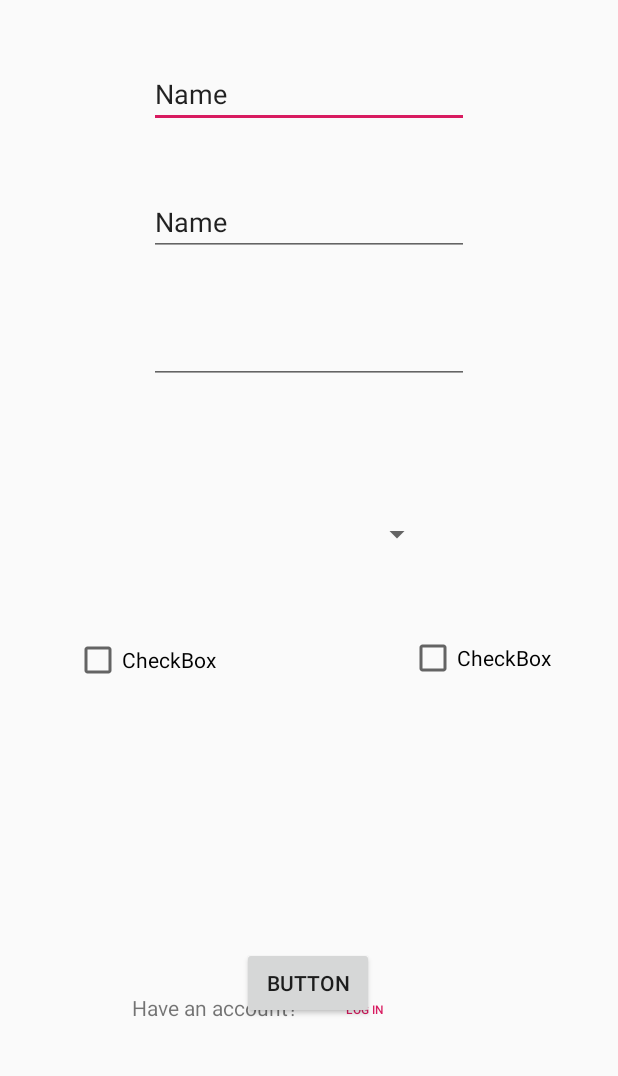
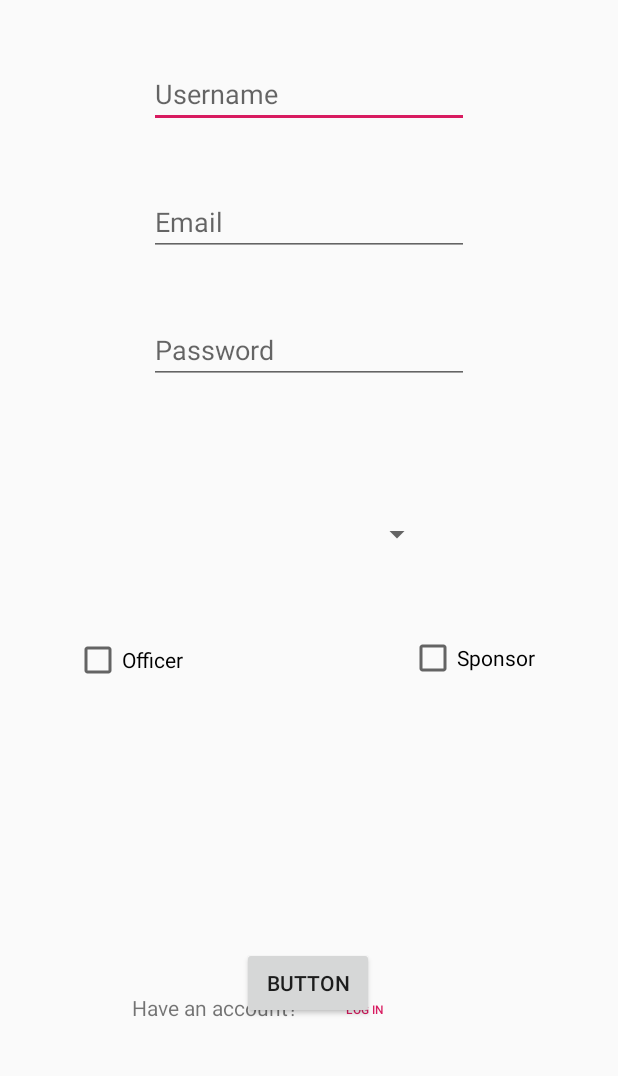
Before and after one commit to jen-rich/TutorSignUp, an Android app: the layout activity_create_account.xml on its own in the app's theme, with its tools: preview values and no code run, on a phone screen of 412 x 824 dp, the part 61-1137 px from its top. Run offline under Robolectric (Android 15) with nearby library versions, the phone set to English and light mode, and no system bars.

Commit message:
Sign Up Fragment Created

```diff
--- /dev/null
+++ b/app/src/main/java/com/example/choco/tutorsignup/LoginFragment.java
@@ -0,0 +1,4 @@
+package com.example.choco.tutorsignup;
+
+public class LoginFragment {
+}
--- a/app/src/main/res/layout/activity_create_account.xml
+++ b/app/src/main/res/layout/activity_create_account.xml
@@ -20,21 +20,21 @@
         app:layout_constraintTop_toTopOf="parent" />
 
     <EditText
-        android:id="@+id/editText7"
+        android:id="@+id/username"
         android:layout_width="wrap_content"
         android:layout_height="wrap_content"
         android:layout_marginStart="8dp"
         android:layout_marginTop="40dp"
         android:layout_marginEnd="8dp"
         android:ems="10"
+        android:hint="Username"
         android:inputType="textPersonName"
-        android:text="Name"
         app:layout_constraintEnd_toEndOf="parent"
         app:layout_constraintStart_toStartOf="parent"
         app:layout_constraintTop_toBottomOf="@+id/create" />
 
     <EditText
-        android:id="@+id/editText8"
+        android:id="@+id/password"
         android:layout_width="wrap_content"
         android:layout_height="wrap_content"
         android:layout_marginStart="8dp"
@@ -42,29 +42,30 @@
         android:layout_marginEnd="8dp"
         android:layout_marginBottom="8dp"
         android:ems="10"
+        android:hint="Password"
         android:inputType="textPassword"
         app:layout_constraintBottom_toBottomOf="parent"
         app:layout_constraintEnd_toEndOf="parent"
         app:layout_constraintStart_toStartOf="parent"
-        app:layout_constraintTop_toBottomOf="@+id/editText9"
+        app:layout_constraintTop_toBottomOf="@+id/email"
         app:layout_constraintVertical_bias="0.0" />
 
     <EditText
-        android:id="@+id/editText9"
+        android:id="@+id/email"
         android:layout_width="wrap_content"
         android:layout_height="wrap_content"
         android:layout_marginStart="8dp"
         android:layout_marginTop="40dp"
         android:layout_marginEnd="8dp"
         android:ems="10"
+        android:hint="Email"
         android:inputType="textPersonName"
-        android:text="Name"
         app:layout_constraintEnd_toEndOf="parent"
         app:layout_constraintStart_toStartOf="parent"
-        app:layout_constraintTop_toBottomOf="@+id/editText7" />
+        app:layout_constraintTop_toBottomOf="@+id/username" />
 
     <Button
-        android:id="@+id/button"
+        android:id="@+id/signUp"
         style="@style/Widget.AppCompat.Button"
         android:layout_width="wrap_content"
         android:layout_height="wrap_content"
@@ -78,46 +79,47 @@
         app:layout_constraintStart_toStartOf="parent" />
 
     <Spinner
-        android:id="@+id/spinner"
+        android:id="@+id/accountType"
         android:layout_width="165dp"
         android:layout_height="29dp"
         android:layout_marginStart="8dp"
         android:layout_marginTop="8dp"
         android:layout_marginEnd="8dp"
         android:layout_marginBottom="8dp"
-        app:layout_constraintBottom_toTopOf="@+id/button"
+        android:entries="@array/type_array"
+        app:layout_constraintBottom_toTopOf="@+id/signUp"
         app:layout_constraintEnd_toEndOf="parent"
         app:layout_constraintStart_toStartOf="parent"
-        app:layout_constraintTop_toBottomOf="@+id/editText8"
+        app:layout_constraintTop_toBottomOf="@+id/password"
         app:layout_constraintVertical_bias="0.235" />
 
     <CheckBox
-        android:id="@+id/checkBox"
+        android:id="@+id/officer"
         android:layout_width="110dp"
         android:layout_height="27dp"
         android:layout_marginStart="8dp"
         android:layout_marginTop="32dp"
         android:layout_marginEnd="80dp"
         android:layout_marginBottom="8dp"
-        android:text="CheckBox"
+        android:text="Officer"
         app:layout_constraintBottom_toBottomOf="parent"
-        app:layout_constraintEnd_toStartOf="@+id/checkBox2"
+        app:layout_constraintEnd_toStartOf="@+id/sponsor"
         app:layout_constraintHorizontal_bias="0.554"
         app:layout_constraintStart_toStartOf="parent"
-        app:layout_constraintTop_toBottomOf="@+id/spinner"
+        app:layout_constraintTop_toBottomOf="@+id/accountType"
         app:layout_constraintVertical_bias="0.067" />
 
     <CheckBox
-        android:id="@+id/checkBox2"
+        android:id="@+id/sponsor"
         android:layout_width="103dp"
         android:layout_height="26dp"
         android:layout_marginTop="32dp"
         android:layout_marginEnd="36dp"
         android:layout_marginBottom="8dp"
-        android:text="CheckBox"
+        android:text="Sponsor"
         app:layout_constraintBottom_toBottomOf="parent"
         app:layout_constraintEnd_toEndOf="parent"
-        app:layout_constraintTop_toBottomOf="@+id/spinner"
+        app:layout_constraintTop_toBottomOf="@+id/accountType"
         app:layout_constraintVertical_bias="0.066" />
 
     <TextView
@@ -130,7 +132,7 @@
         android:text="Have an account?"
         app:layout_constraintBottom_toBottomOf="parent"
         app:layout_constraintStart_toStartOf="parent"
-        app:layout_constraintTop_toBottomOf="@+id/checkBox"
+        app:layout_constraintTop_toBottomOf="@+id/officer"
         app:layout_constraintVertical_bias="0.676" />
 
     <Button
@@ -148,6 +150,6 @@
         app:layout_constraintEnd_toEndOf="parent"
         app:layout_constraintHorizontal_bias="0.0"
         app:layout_constraintStart_toEndOf="@+id/textView"
-        app:layout_constraintTop_toBottomOf="@+id/checkBox2"
+        app:layout_constraintTop_toBottomOf="@+id/sponsor"
         app:layout_constraintVertical_bias="0.698" />
 </android.support.constraint.ConstraintLayout>
--- a/app/src/main/res/layout/activity_main.xml
+++ b/app/src/main/res/layout/activity_main.xml
@@ -70,7 +70,7 @@
         app:layout_constraintVertical_bias="0.072" />
 
     <Button
-        android:id="@+id/button"
+        android:id="@+id/signUp"
         android:layout_width="wrap_content"
         android:layout_height="wrap_content"
         android:text="Registration"
--- a/app/src/main/res/values/strings.xml
+++ b/app/src/main/res/values/strings.xml
@@ -4,15 +4,8 @@
     <string name="title_activity_register">Register</string>
 
     <!-- Strings related to login -->
-    <string name="prompt_email">Email</string>
-    <string name="prompt_password">Password (optional)</string>
-    <string name="action_sign_in">Sign in or register</string>
-    <string name="action_sign_in_short">Sign in</string>
-    <string name="error_invalid_email">This email address is invalid</string>
-    <string name="error_invalid_password">This password is too short</string>
-    <string name="error_incorrect_password">This password is incorrect</string>
-    <string name="error_field_required">This field is required</string>
-    <string name="permission_rationale">"Contacts permissions are needed for providing email
-        completions."
-    </string>
+    <string-array name="type_array">
+        <item name="Teacher"></item>
+        <item name="Student"></item>
+    </string-array>
 </resources>
```
Also changed, not shown: app/src/main/AndroidManifest.xml (+0 -17 lines), app/src/main/java/com/example/choco/tutorsignup/CreateAccount.java (added, +14 -0 lines), app/src/main/java/com/example/choco/tutorsignup/SignUpFragment.java (added, +38 -0 lines), 1 other file.
